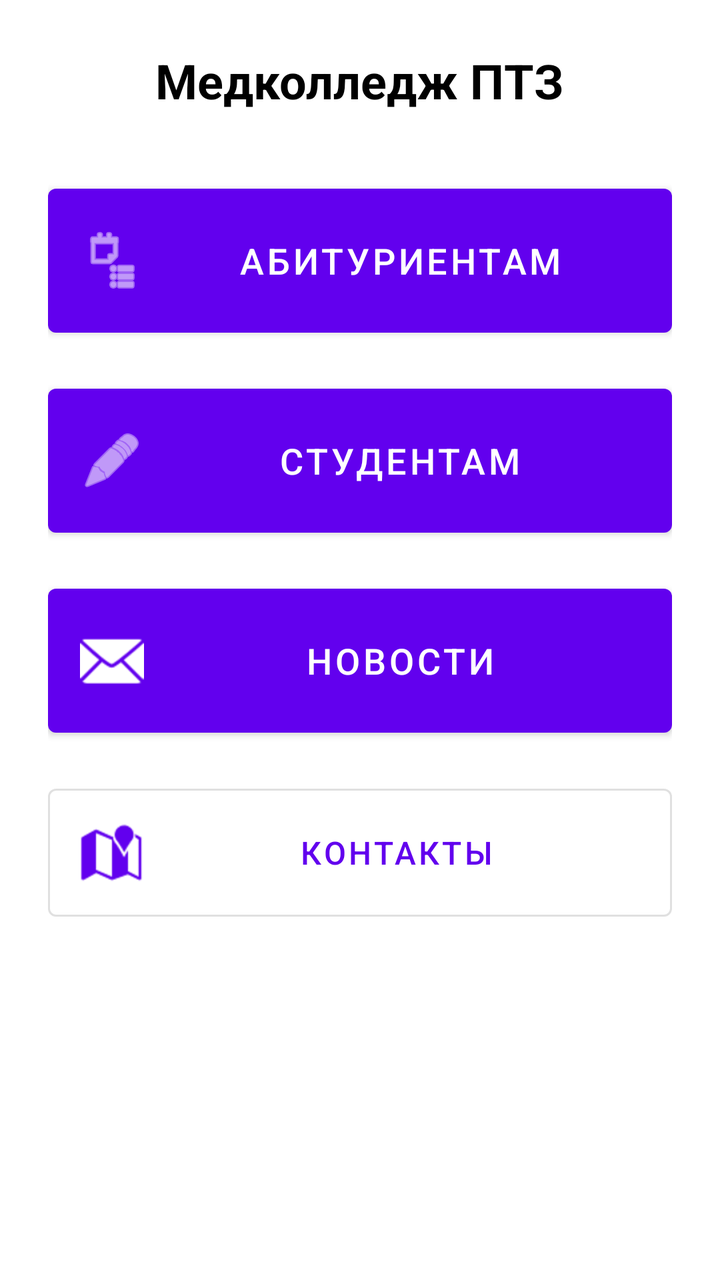
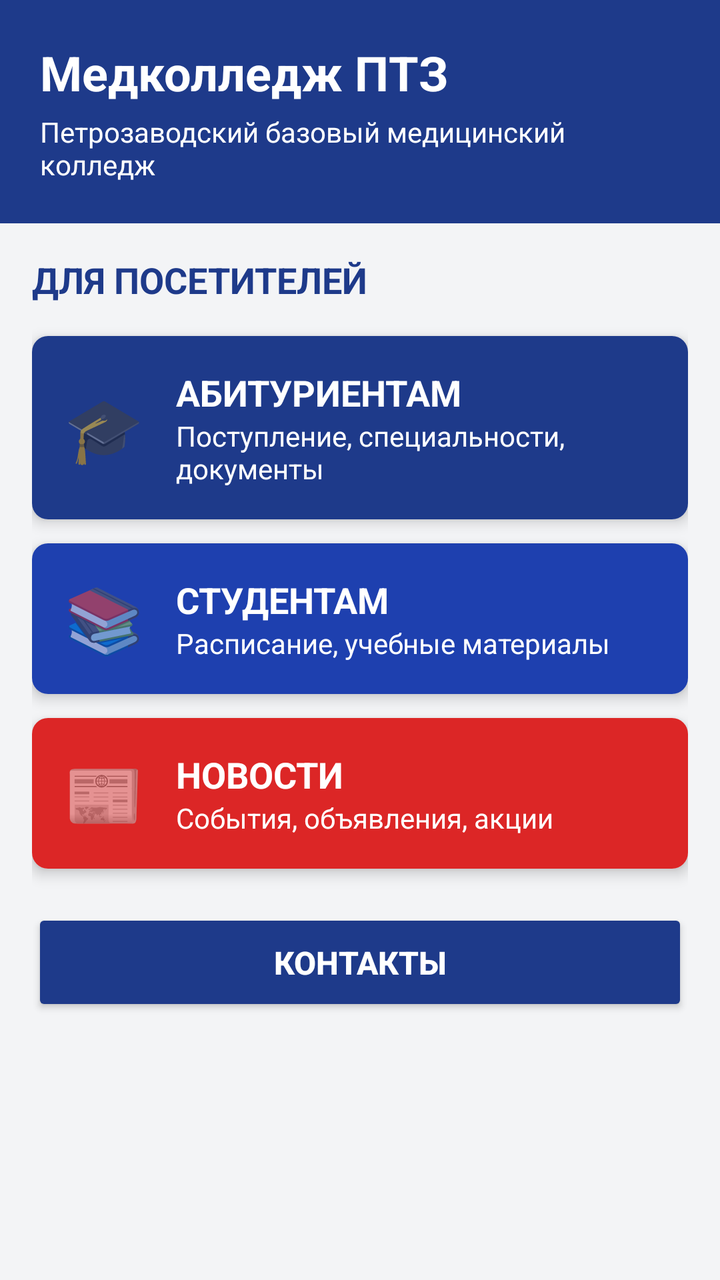

Before-and-after screenshots of an Android layout around one commit, followed by the original layout XML and the change that was made.
<!-- AndroidManifest.xml: application theme Theme.MaterialComponents.Light.NoActionBar -->
<!-- res/layout/activity_main.xml -->
<?xml version="1.0" encoding="utf-8"?>
<LinearLayout xmlns:android="http://schemas.android.com/apk/res/android"
    xmlns:app="http://schemas.android.com/apk/res-auto"
    android:layout_width="match_parent"
    android:layout_height="match_parent"
    android:orientation="vertical"
    android:padding="24dp"
    android:gravity="center_horizontal"
    android:background="?attr/colorSurfaceVariant">

    <TextView
        android:layout_width="wrap_content"
        android:layout_height="wrap_content"
        android:text="@string/app_name"
        android:textSize="24sp"
        android:textStyle="bold"
        android:textColor="?attr/colorOnSurface"
        android:layout_marginBottom="32dp"
        android:gravity="center"/>

    <com.google.android.material.button.MaterialButton
        android:id="@+id/btn_applicants"
        style="@style/Widget.MaterialComponents.Button"
        android:layout_width="match_parent"
        android:layout_height="wrap_content"
        android:layout_marginBottom="16dp"
        android:paddingVertical="20dp"
        android:text="@string/menu_applicants"
        android:textSize="18sp"
        app:icon="@android:drawable/ic_menu_agenda"/>

    <com.google.android.material.button.MaterialButton
        android:id="@+id/btn_students"
        style="@style/Widget.MaterialComponents.Button"
        android:layout_width="match_parent"
        android:layout_height="wrap_content"
        android:layout_marginBottom="16dp"
        android:paddingVertical="20dp"
        android:text="@string/menu_students"
        android:textSize="18sp"
        app:icon="@android:drawable/ic_menu_edit"/>

    <com.google.android.material.button.MaterialButton
        android:id="@+id/btn_news"
        style="@style/Widget.MaterialComponents.Button"
        android:layout_width="match_parent"
        android:layout_height="wrap_content"
        android:layout_marginBottom="16dp"
        android:paddingVertical="20dp"
        android:text="@string/menu_news"
        android:textSize="18sp"
        app:icon="@android:drawable/ic_dialog_email"/>

    <com.google.android.material.button.MaterialButton
        android:id="@+id/btn_contacts"
        style="@style/Widget.MaterialComponents.Button.OutlinedButton"
        android:layout_width="match_parent"
        android:layout_height="wrap_content"
        android:paddingVertical="16dp"
        android:text="@string/menu_contacts"
        android:textSize="16sp"
        app:icon="@android:drawable/ic_dialog_map"/>

</LinearLayout>
<!-- resources referenced by this layout -->
<resources>
  <string name="app_name">Медколледж ПТЗ</string>
  <string name="menu_applicants">Абитуриентам</string>
  <string name="menu_contacts">Контакты</string>
  <string name="menu_news">Новости</string>
  <string name="menu_students">Студентам</string>
</resources>

<!-- the commit's change to res/layout/activity_main.xml (unified diff, before → after) -->
@@ -1,64 +1,221 @@
 <?xml version="1.0" encoding="utf-8"?>
 <LinearLayout xmlns:android="http://schemas.android.com/apk/res/android"
-    xmlns:app="http://schemas.android.com/apk/res-auto"
     android:layout_width="match_parent"
     android:layout_height="match_parent"
     android:orientation="vertical"
-    android:padding="24dp"
-    android:gravity="center_horizontal"
-    android:background="?attr/colorSurfaceVariant">
-
-    <TextView
-        android:layout_width="wrap_content"
-        android:layout_height="wrap_content"
-        android:text="@string/app_name"
-        android:textSize="24sp"
-        android:textStyle="bold"
-        android:textColor="?attr/colorOnSurface"
-        android:layout_marginBottom="32dp"
-        android:gravity="center"/>
-
-    <com.google.android.material.button.MaterialButton
-        android:id="@+id/btn_applicants"
-        style="@style/Widget.MaterialComponents.Button"
+    android:background="@color/light_gray">
+
+    
+    <LinearLayout
         android:layout_width="match_parent"
         android:layout_height="wrap_content"
-        android:layout_marginBottom="16dp"
-        android:paddingVertical="20dp"
-        android:text="@string/menu_applicants"
-        android:textSize="18sp"
-        app:icon="@android:drawable/ic_menu_agenda"/>
-
-    <com.google.android.material.button.MaterialButton
-        android:id="@+id/btn_students"
-        style="@style/Widget.MaterialComponents.Button"
+        android:background="@color/primary_blue"
+        android:padding="20dp"
+        android:orientation="vertical">
+
+        <TextView
+            android:layout_width="wrap_content"
+            android:layout_height="wrap_content"
+            android:text="Медколледж ПТЗ"
+            android:textColor="@color/white"
+            android:textSize="24sp"
+            android:textStyle="bold" />
+
+        <TextView
+            android:layout_width="wrap_content"
+            android:layout_height="wrap_content"
+            android:text="Петрозаводский базовый медицинский колледж"
+            android:textColor="@color/white"
+            android:textSize="14sp"
+            android:layout_marginTop="4dp" />
+
+    </LinearLayout>
+
+    
+    <ScrollView
         android:layout_width="match_parent"
-        android:layout_height="wrap_content"
-        android:layout_marginBottom="16dp"
-        android:paddingVertical="20dp"
-        android:text="@string/menu_students"
-        android:textSize="18sp"
-        app:icon="@android:drawable/ic_menu_edit"/>
-
-    <com.google.android.material.button.MaterialButton
-        android:id="@+id/btn_news"
-        style="@style/Widget.MaterialComponents.Button"
-        android:layout_width="match_parent"
-        android:layout_height="wrap_content"
-        android:layout_marginBottom="16dp"
-        android:paddingVertical="20dp"
-        android:text="@string/menu_news"
-        android:textSize="18sp"
-        app:icon="@android:drawable/ic_dialog_email"/>
-
-    <com.google.android.material.button.MaterialButton
-        android:id="@+id/btn_contacts"
-        style="@style/Widget.MaterialComponents.Button.OutlinedButton"
-        android:layout_width="match_parent"
-        android:layout_height="wrap_content"
-        android:paddingVertical="16dp"
-        android:text="@string/menu_contacts"
-        android:textSize="16sp"
-        app:icon="@android:drawable/ic_dialog_map"/>
+        android:layout_height="match_parent"
+        android:padding="16dp">
+
+        <LinearLayout
+            android:layout_width="match_parent"
+            android:layout_height="wrap_content"
+            android:orientation="vertical">
+
+            <TextView
+                android:layout_width="wrap_content"
+                android:layout_height="wrap_content"
+                android:text="ДЛЯ ПОСЕТИТЕЛЕЙ"
+                android:textColor="@color/primary_blue"
+                android:textSize="18sp"
+                android:textStyle="bold"
+                android:layout_marginBottom="16dp" />
+
+            
+            <androidx.cardview.widget.CardView
+                android:layout_width="match_parent"
+                android:layout_height="wrap_content"
+                android:layout_marginBottom="12dp"
+                app:cardCornerRadius="8dp"
+                app:cardElevation="4dp"
+                xmlns:app="http://schemas.android.com/apk/res-auto">
+
+                <LinearLayout
+                    android:layout_width="match_parent"
+                    android:layout_height="wrap_content"
+                    android:orientation="horizontal"
+                    android:padding="16dp"
+                    android:gravity="center_vertical"
+                    android:background="@color/primary_blue">
+
+                    <TextView
+                        android:layout_width="wrap_content"
+                        android:layout_height="wrap_content"
+                        android:text="🎓"
+                        android:textSize="32sp"
+                        android:layout_marginEnd="16dp" />
+
+                    <LinearLayout
+                        android:layout_width="wrap_content"
+                        android:layout_height="wrap_content"
+                        android:orientation="vertical">
+
+                        <TextView
+                            android:layout_width="wrap_content"
+                            android:layout_height="wrap_content"
+                            android:text="АБИТУРИЕНТАМ"
+                            android:textColor="@color/white"
+                            android:textSize="18sp"
+                            android:textStyle="bold" />
+
+                        <TextView
+                            android:layout_width="wrap_content"
+                            android:layout_height="wrap_content"
+                            android:text="Поступление, специальности, документы"
+                            android:textColor="@color/white"
+                            android:textSize="14sp" />
+
+                    </LinearLayout>
+
+                </LinearLayout>
+
+            </androidx.cardview.widget.CardView>
+
+            
+            <androidx.cardview.widget.CardView
+                android:layout_width="match_parent"
+                android:layout_height="wrap_content"
+                android:layout_marginBottom="12dp"
+                app:cardCornerRadius="8dp"
+                app:cardElevation="4dp"
+                xmlns:app="http://schemas.android.com/apk/res-auto">
+
+                <LinearLayout
+                    android:layout_width="match_parent"
+                    android:layout_height="wrap_content"
+                    android:orientation="horizontal"
+                    android:padding="16dp"
+                    android:gravity="center_vertical"
+                    android:background="@color/primary_dark_blue">
+
+                    <TextView
+                        android:layout_width="wrap_content"
+                        android:layout_height="wrap_content"
+                        android:text="📚"
+                        android:textSize="32sp"
+                        android:layout_marginEnd="16dp" />
+
+                    <LinearLayout
+                        android:layout_width="wrap_content"
+                        android:layout_height="wrap_content"
+                        android:orientation="vertical">
+
+                        <TextView
+                            android:layout_width="wrap_content"
+                            android:layout_height="wrap_content"
+                            android:text="СТУДЕНТАМ"
+                            android:textColor="@color/white"
+                            android:textSize="18sp"
+                            android:textStyle="bold" />
+
+                        <TextView
+                            android:layout_width="wrap_content"
+                            android:layout_height="wrap_content"
+                            android:text="Расписание, учебные материалы"
+                            android:textColor="@color/white"
+                            android:textSize="14sp" />
+
+                    </LinearLayout>
+
+                </LinearLayout>
+
+            </androidx.cardview.widget.CardView>
+
+            
+            <androidx.cardview.widget.CardView
+                android:layout_width="match_parent"
+                android:layout_height="wrap_content"
+                android:layout_marginBottom="12dp"
+                app:cardCornerRadius="8dp"
+                app:cardElevation="4dp"
+                xmlns:app="http://schemas.android.com/apk/res-auto">
+
+                <LinearLayout
+                    android:layout_width="match_parent"
+                    android:layout_height="wrap_content"
+                    android:orientation="horizontal"
+                    android:padding="16dp"
+                    android:gravity="center_vertical"
+                    android:background="@color/accent_red">
+
+                    <TextView
+                        android:layout_width="wrap_content"
+                        android:layout_height="wrap_content"
+                        android:text="📰"
+                        android:textSize="32sp"
+                        android:layout_marginEnd="16dp" />
+
+                    <LinearLayout
+                        android:layout_width="wrap_content"
+                        android:layout_height="wrap_content"
+                        android:orientation="vertical">
+
+                        <TextView
+                            android:layout_width="wrap_content"
+                            android:layout_height="wrap_content"
+                            android:text="НОВОСТИ"
+                            android:textColor="@color/white"
+                            android:textSize="18sp"
+                            android:textStyle="bold" />
+
+                        <TextView
+                            android:layout_width="wrap_content"
+                            android:layout_height="wrap_content"
+                            android:text="События, объявления, акции"
+                            android:textColor="@color/white"
+                            android:textSize="14sp" />
+
+                    </LinearLayout>
+
+                </LinearLayout>
+
+            </androidx.cardview.widget.CardView>
+
+            
+            <Button
+                android:id="@+id/btn_contacts"
+                android:layout_width="match_parent"
+                android:layout_height="wrap_content"
+                android:text="КОНТАКТЫ"
+                android:textSize="16sp"
+                android:textStyle="bold"
+                android:backgroundTint="@color/primary_blue"
+                android:textColor="@color/white"
+                android:padding="16dp"
+                android:layout_marginTop="8dp" />
+
+        </LinearLayout>
+
+    </ScrollView>
 
 </LinearLayout>
<!-- resource entries referenced after the edit -->
@@ -1,9 +1,9 @@
 <!-- resources referenced by this layout -->
 <resources>
-  <string name="app_name">Медколледж ПТЗ</string>
-  <string name="menu_applicants">Абитуриентам</string>
-  <string name="menu_contacts">Контакты</string>
-  <string name="menu_news">Новости</string>
-  <string name="menu_students">Студентам</string>
+  <color name="accent_red">#dc2626</color>
+  <color name="light_gray">#f3f4f6</color>
+  <color name="primary_blue">#1e3a8a</color>
+  <color name="primary_dark_blue">#1e40af</color>
+  <color name="white">#ffffff</color>
 </resources>
 
